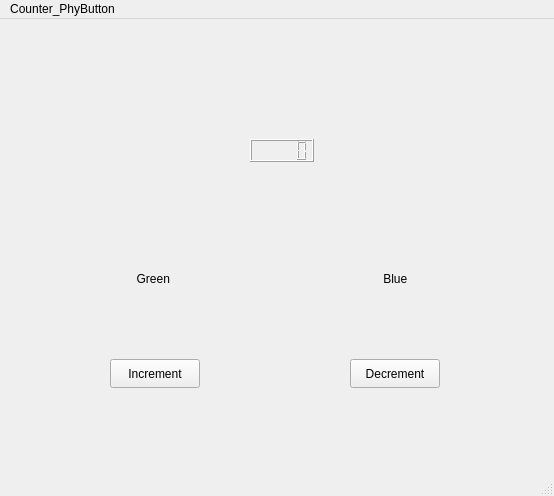
Old version of the form Qt_2026/Qt_06_2026/QtRpiCounter/mainwindow.ui in the repository BexelOJ/Qt_Projects.
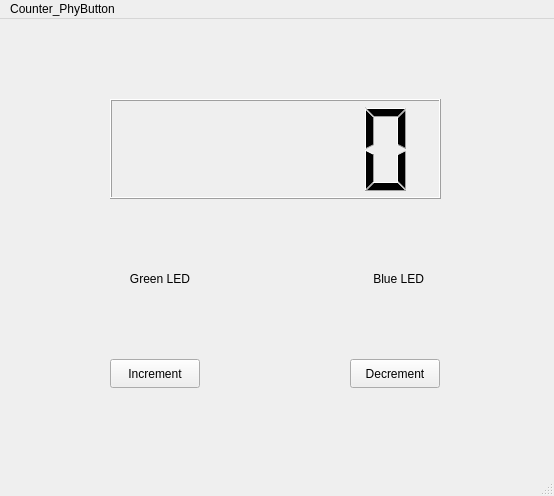
New version of the form.

Diff of the .ui file:
```diff
--- a/Qt_2026/Qt_06_2026/QtRpiCounter/mainwindow.ui
+++ b/Qt_2026/Qt_06_2026/QtRpiCounter/mainwindow.ui
@@ -43,24 +43,27 @@
    <widget class="QLCDNumber" name="lcdNumber_display">
     <property name="geometry">
      <rect>
-      <x>250</x>
-      <y>120</y>
-      <width>64</width>
-      <height>23</height>
+      <x>110</x>
+      <y>80</y>
+      <width>331</width>
+      <height>100</height>
      </rect>
     </property>
+    <property name="smallDecimalPoint">
+     <bool>true</bool>
+    </property>
    </widget>
    <widget class="QLabel" name="label_1">
     <property name="geometry">
      <rect>
       <x>120</x>
       <y>250</y>
-      <width>63</width>
+      <width>91</width>
       <height>20</height>
      </rect>
     </property>
     <property name="text">
-     <string>     Green</string>
+     <string>   Green LED</string>
     </property>
    </widget>
    <widget class="QLabel" name="label_2">
@@ -68,12 +71,12 @@
      <rect>
       <x>360</x>
       <y>250</y>
-      <width>63</width>
+      <width>81</width>
       <height>20</height>
      </rect>
     </property>
     <property name="text">
-     <string>       Blue</string>
+     <string>    Blue LED</string>
     </property>
    </widget>
   </widget>
```
